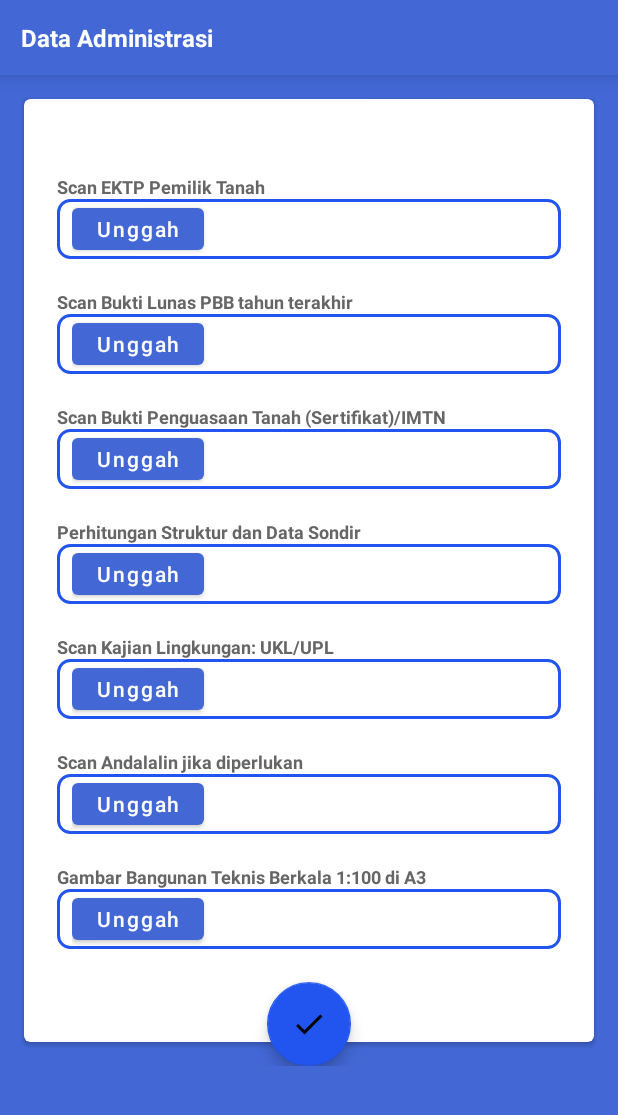
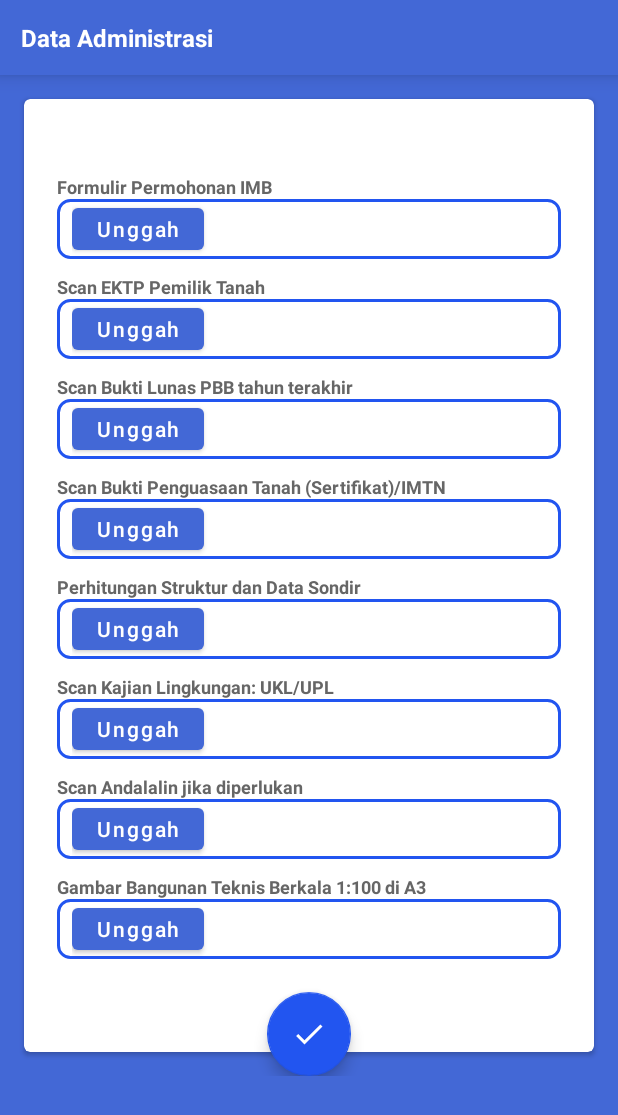
Before and after one commit to devrouw/IMB_2, an Android app: the PengajuanActivity screen opened directly, with no data from a screen before it, after a tap on "Unggah", on a phone screen of 412 x 824 dp. Shown: the top 1115 px of the screen. Run offline under Robolectric (Android 15) with nearby library versions, the phone set to English and light mode, and no system bars; our stand-ins replace Timber; 3 statements that could not run were skipped.

Commit message:
add formulir permohonan imb

```diff
--- a/app/src/main/java/com/lollipop/imb/repository/MainRepository.kt
+++ b/app/src/main/java/com/lollipop/imb/repository/MainRepository.kt
@@ -36,6 +36,8 @@ class MainRepository {
         }
 
     suspend fun pengajuan(case: String, noKtp: String, data: DataPengajuan){
+        val reqBody: RequestBody =
+            data.formulir_imb.asRequestBody("multipart/form-file".toMediaTypeOrNull())
         val reqBody1: RequestBody =
             data.scan_ektp.asRequestBody("multipart/form-file".toMediaTypeOrNull())
         val reqBody2: RequestBody =
@@ -51,6 +53,7 @@ class MainRepository {
         val reqBody7: RequestBody =
             data.gambar_bangunan.asRequestBody("multipart/form-file".toMediaTypeOrNull())
 
+        val partImage: MultipartBody.Part = MultipartBody.Part.createFormData("formulir_imb", data.formulir_imb.name, reqBody)
         val partImage1: MultipartBody.Part = MultipartBody.Part.createFormData("scan_ektp", data.scan_ektp.name, reqBody1)
         val partImage2: MultipartBody.Part = MultipartBody.Part.createFormData("scan_bukti_lunas_pbb", data.scan_bukti_lunas_pbb.name, reqBody2)
         val partImage3: MultipartBody.Part = MultipartBody.Part.createFormData("scan_bukti_penguasaan_tanah", data.scan_bukti_penguasaan_tanah.name, reqBody3)
@@ -62,6 +65,7 @@ class MainRepository {
         withContext(Dispatchers.IO){
             dataResult.postValue(ResultOfNetwork.Success(
                 RetrofitClient.ftp.pengajuan(case.toRequestBody(("text/plain".toMediaTypeOrNull())),
+                    partImage,
                     partImage1,
                     partImage2,
                     partImage3,
--- a/app/src/main/java/com/lollipop/imb/service/model/DataPengajuan.kt
+++ b/app/src/main/java/com/lollipop/imb/service/model/DataPengajuan.kt
@@ -3,6 +3,7 @@ package com.lollipop.imb.service.model
 import java.io.File
 
 data class DataPengajuan(
+    val formulir_imb: File,
     val scan_ektp: File,
     val scan_bukti_lunas_pbb: File,
     val scan_bukti_penguasaan_tanah: File,
--- a/app/src/main/java/com/lollipop/imb/service/network/ShaNetwork.kt
+++ b/app/src/main/java/com/lollipop/imb/service/network/ShaNetwork.kt
@@ -31,6 +31,7 @@ interface ShaNetwork {
     @POST("api.php")
     suspend fun pengajuan(
         @Part("case") case : RequestBody,
+        @Part formulir_imb : MultipartBody.Part,
         @Part scan_ektp : MultipartBody.Part,
         @Part scan_bukti_lunas_pbb : MultipartBody.Part,
         @Part scan_bukti_penguasaan_tanah : MultipartBody.Part,
--- a/app/src/main/java/com/lollipop/imb/view/ui/PengajuanActivity.kt
+++ b/app/src/main/java/com/lollipop/imb/view/ui/PengajuanActivity.kt
@@ -30,6 +30,7 @@ import java.io.File
 @RequiresApi(Build.VERSION_CODES.M)
 class PengajuanActivity : AppCompatActivity() {
 
+    val CODE_IMB = 107
     val CODE_EKTP = 100
     val CODE_PBB = 101
     val CODE_PENGUASAAN = 102
@@ -45,6 +46,7 @@ class PengajuanActivity : AppCompatActivity() {
     private lateinit var _viewModelDataStore: DataStoreViewModel
     private lateinit var _scanEktp: File
     private lateinit var _buktiPbb: File
+    private lateinit var _formulirIMB: File
     private lateinit var _scanImtn: File
     private lateinit var _dataSondir: File
     private lateinit var _kajian: File
@@ -61,6 +63,20 @@ class PengajuanActivity : AppCompatActivity() {
         initializeViewModel()
 
         with(_binding){
+            btUnggahImb.setOnClickListener {
+                //check permission at runtime
+                if (Build.VERSION.SDK_INT >= Build.VERSION_CODES.M){
+                    if (checkSelfPermission(Manifest.permission.READ_EXTERNAL_STORAGE)== PackageManager.PERMISSION_DENIED){
+                        val permissions = arrayOf(Manifest.permission.READ_EXTERNAL_STORAGE)
+                        requestPermissions(permissions, PERMISSION_CODE)
+                    } else{
+                        openGalleryForPdf(CODE_IMB)
+                    }
+                }else{
+                    openGalleryForPdf(CODE_IMB);
+                }
+            }
+
             btUnggahEktp.setOnClickListener {
                 //check permission at runtime
                 if (Build.VERSION.SDK_INT >= Build.VERSION_CODES.M){
@@ -161,6 +177,7 @@ class PengajuanActivity : AppCompatActivity() {
 
             btSubmit.setOnClickListener {
                 _viewModel.submitData("input_pengajuan",_nik, DataPengajuan(
+                    _formulirIMB,
                     _scanEktp,
                     _buktiPbb,
                     _scanImtn,
@@ -233,6 +250,10 @@ class PengajuanActivity : AppCompatActivity() {
             val _imageName = File(data?.data!!.path).name
             val file = File(filePath)
             when(requestCode){
+                CODE_IMB -> {
+                    _formulirIMB = file
+                    _binding.tvImb.text = _imageName
+                }
                 CODE_EKTP -> {
                     _scanEktp = file
                     _binding.tvEktp.text = _imageName
--- a/app/src/main/res/layout/activity_list_pengajuan.xml
+++ b/app/src/main/res/layout/activity_list_pengajuan.xml
@@ -61,6 +61,7 @@
         app:layout_constraintEnd_toEndOf="parent"
         app:backgroundTint="@color/yellow_500"
         android:src="@drawable/ic_baseline_add_24"
+        app:tint="@color/white"
         android:layout_marginBottom="10dp"
         android:layout_marginEnd="20dp"
         android:contentDescription="@string/app_name" />
--- a/app/src/main/res/layout/fragment_data_administrasi.xml
+++ b/app/src/main/res/layout/fragment_data_administrasi.xml
@@ -74,7 +74,6 @@
                 android:padding="20dp"
                 android:orientation="vertical">
 
-
                 <LinearLayout
                     android:layout_width="match_parent"
                     android:layout_height="match_parent"
@@ -85,8 +84,37 @@
                     <TextView
                         android:layout_width="wrap_content"
                         android:layout_height="wrap_content"
+                        android:text="@string/txt_permohonan"
+                        android:textSize="12sp"
+                        android:textColor="@color/black_200"
+                        android:textStyle="bold" />
+
+                    <LinearLayout
+                        android:layout_width="match_parent"
+                        android:layout_height="40dp"
+                        android:orientation="horizontal"
+                        android:paddingHorizontal="10dp"
+                        android:background="@drawable/bg_edittext_yellow">
+                        <Button
+                            android:id="@+id/bt_unggah_imb"
+                            android:layout_width="wrap_content"
+                            android:layout_height="wrap_content"
+                            android:text="@string/txt_unggah"
+                            android:layout_marginEnd="5dp"
+                            android:textAllCaps="false"/>
+                        <TextView
+                            android:id="@+id/tv_imb"
+                            android:maxLines="1"
+                            android:layout_width="wrap_content"
+                            android:layout_height="wrap_content"
+                            android:ellipsize="end"/>
+                    </LinearLayout>
+
+                    <TextView
+                        android:layout_width="wrap_content"
+                        android:layout_height="wrap_content"
                         android:text="@string/txt_scan_ktp"
-                        android:layout_weight="7"
+                        android:layout_marginTop="10dp"
                         android:textSize="12sp"
                         android:textColor="@color/black_200"
                         android:textStyle="bold" />
@@ -115,9 +143,8 @@
                     <TextView
                         android:layout_width="wrap_content"
                         android:layout_height="wrap_content"
-                        android:layout_marginTop="20dp"
+                        android:layout_marginTop="10dp"
                         android:text="@string/txt_scan_pbb"
-                        android:layout_weight="7"
                         android:textSize="12sp"
                         android:textColor="@color/black_200"
                         android:textStyle="bold" />
@@ -147,9 +174,8 @@
                     <TextView
                         android:layout_width="wrap_content"
                         android:layout_height="wrap_content"
-                        android:layout_marginTop="20dp"
+                        android:layout_marginTop="10dp"
                         android:text="@string/txt_bukti_penguasaan"
-                        android:layout_weight="7"
                         android:textSize="12sp"
                         android:textColor="@color/black_200"
                         android:textStyle="bold" />
@@ -178,9 +204,8 @@
                     <TextView
                         android:layout_width="wrap_content"
                         android:layout_height="wrap_content"
-                        android:layout_marginTop="20dp"
+                        android:layout_marginTop="10dp"
                         android:text="@string/txt_perhitungan_struktur"
-                        android:layout_weight="7"
                         android:textSize="12sp"
                         android:textColor="@color/black_200"
                         android:textStyle="bold" />
@@ -209,9 +234,8 @@
                     <TextView
                         android:layout_width="wrap_content"
                         android:layout_height="wrap_content"
-                        android:layout_marginTop="20dp"
+                        android:layout_marginTop="10dp"
                         android:text="@string/txt_kajian_lingkungan"
-                        android:layout_weight="7"
                         android:textSize="12sp"
                         android:textColor="@color/black_200"
                         android:textStyle="bold" />
@@ -240,9 +264,8 @@
                     <TextView
                         android:layout_width="wrap_content"
                         android:layout_height="wrap_content"
-                        android:layout_marginTop="20dp"
+                        android:layout_marginTop="10dp"
                         android:text="@string/txt_andalalin"
-                        android:layout_weight="7"
                         android:textSize="12sp"
                         android:textColor="@color/black_200"
                         android:textStyle="bold" />
@@ -271,9 +294,8 @@
                     <TextView
                         android:layout_width="wrap_content"
                         android:layout_height="wrap_content"
-                        android:layout_marginTop="20dp"
+                        android:layout_marginTop="10dp"
                         android:text="@string/txt_gambar_bangunan_teknis"
-                        android:layout_weight="7"
                         android:textSize="12sp"
                         android:textColor="@color/black_200"
                         android:textStyle="bold" />
@@ -308,6 +330,7 @@
             android:layout_height="wrap_content"
             android:layout_alignParentBottom="true"
             android:layout_centerHorizontal="true"
+            app:tint="@color/white"
             android:src="@drawable/ic_baseline_check"
             app:backgroundTint="@color/yellow_700"
             android:contentDescription="@string/app_name" />
--- a/app/src/main/res/values/strings.xml
+++ b/app/src/main/res/values/strings.xml
@@ -25,6 +25,7 @@
     <string name="txt_andalalin">Scan Andalalin jika diperlukan</string>
     <string name="txt_kajian_lingkungan">Scan Kajian Lingkungan: UKL/UPL</string>
     <string name="txt_bukti_penguasaan">Scan Bukti Penguasaan Tanah (Sertifikat)/IMTN</string>
+    <string name="txt_permohonan">Formulir Permohonan IMB</string>
     <string-array name="txt_imb">
         <item>Memiliki IMB</item>
         <item>Tidak Memiliki IMB</item>
```
